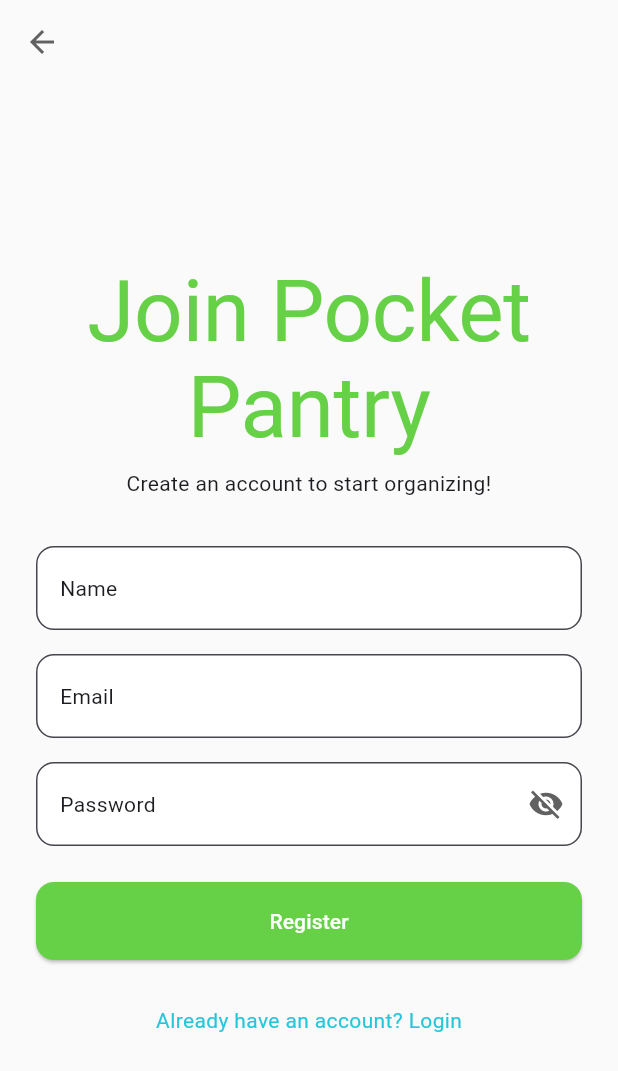
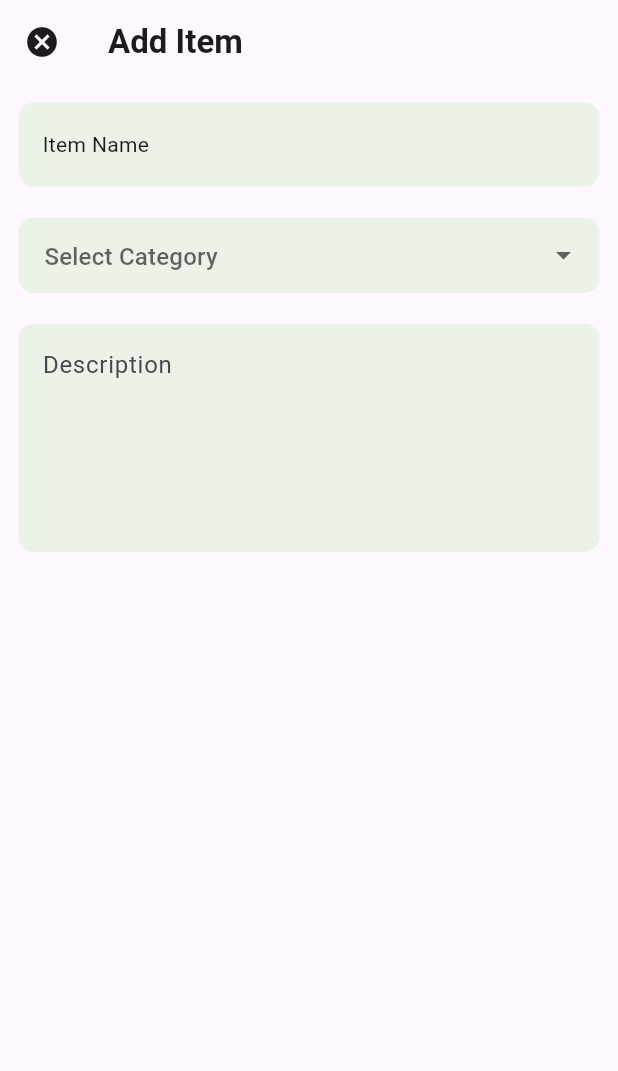
Before and after one commit to manthan-chauhan-17/pocket-pantry-frontend, a Flutter app: the screen it shows after launch, on a phone screen of 412 x 824 dp. Shown: the top 1071 px of the screen. Run offline on Flutter 3.47's test engine with Material 3 defaults, Android fonts, the phone set to English and light mode, and no system bars; our stand-ins replace bloc, dio, equatable, flutter_bloc, google_fonts, hive and 3 more; accounts and stored records are empty; generated files the repository leaves out were written again; network calls fail.

Commit message:
--stable-- add item screen

```diff
--- a/lib/colors.dart
+++ b/lib/colors.dart
@@ -14,7 +14,7 @@ class AppColors {
 
   // Light Theme
   static const Color lightBackground = Color(0xFFFAFAFA); // Near white
-  static const Color lightSurface = Color(0xFFFFFFFF); // True white
+  static const Color lightSurface = Color(0xFFEBF2E8); // True white
   static const Color lightText = Color(0xFF212121); // Deep black
   static const Color lightIcon = Color(0xFF616161); // Medium grey
 
--- /dev/null
+++ b/lib/feature/add_item/bloc/add_item_bloc.dart
@@ -0,0 +1,13 @@
+import 'package:flutter_bloc/flutter_bloc.dart';
+import 'package:pocket_pantry_frontend/feature/add_item/bloc/add_item_event.dart';
+import 'package:pocket_pantry_frontend/feature/add_item/bloc/add_item_state.dart';
+
+
+class DropDownBloc extends Bloc<DropDownEvent, DropDownState> {
+  DropDownBloc() : super(DropDownInitialState()) {
+    on<GetDropDownItemsEvent>(selectedItem);
+  }
+  selectedItem(GetDropDownItemsEvent event, Emitter<DropDownState> emit) {
+    emit(DropDownInitialState(selectedItem: event.item));
+  }
+}
--- /dev/null
+++ b/lib/feature/add_item/bloc/add_item_event.dart
@@ -0,0 +1,18 @@
+
+import 'package:equatable/equatable.dart';
+
+abstract class DropDownEvent extends Equatable {
+   @override
+  List<Object?> get props => [];
+}
+
+
+class GetDropDownItemsEvent extends DropDownEvent{
+  final String? item;
+
+  GetDropDownItemsEvent({this.item});
+
+  @override
+  List<Object?> get props => [item];
+
+}
--- /dev/null
+++ b/lib/feature/add_item/bloc/add_item_state.dart
@@ -0,0 +1,16 @@
+import 'package:equatable/equatable.dart';
+import 'package:flutter/services.dart';
+
+abstract class DropDownState extends Equatable {
+  @override
+  List<Object?> get props => [];
+}
+
+class DropDownInitialState extends DropDownState {
+  final String? selectedItem;
+
+  DropDownInitialState({this.selectedItem});
+
+  @override
+  List<Object?> get props => [selectedItem];
+}
--- /dev/null
+++ b/lib/feature/add_item/view/add_item.dart
@@ -0,0 +1,120 @@
+import 'package:flutter/material.dart';
+import 'package:flutter_bloc/flutter_bloc.dart';
+import 'package:pocket_pantry_frontend/colors.dart';
+import 'package:pocket_pantry_frontend/feature/add_item/bloc/add_item_bloc.dart';
+import 'package:pocket_pantry_frontend/feature/add_item/bloc/add_item_event.dart';
+import 'package:pocket_pantry_frontend/feature/add_item/bloc/add_item_state.dart';
+
+import 'package:pocket_pantry_frontend/responsive.dart';
+import 'package:pocket_pantry_frontend/widgets/custom_text_field.dart';
+
+class AddItemScreen extends StatefulWidget {
+  const AddItemScreen({super.key});
+
+  @override
+  State<AddItemScreen> createState() => _AddItemScreenState();
+}
+
+class _AddItemScreenState extends State<AddItemScreen> {
+  TextEditingController itemNameController = TextEditingController();
+  TextEditingController descriptionController = TextEditingController();
+  List<String> items = [
+    "Vegetables",
+    "Fruits",
+    "Dairy",
+    "Grains",
+    "Spices",
+    "Beverages",
+    "Snacks",
+    "Frozen",
+    "Others",
+  ];
+
+  @override
+  Widget build(BuildContext context) {
+    return Scaffold(
+      appBar: AppBar(
+        leading: IconButton(
+          icon: Icon(Icons.cancel),
+          onPressed: () => Navigator.pop(context),
+        ),
+        title: Text(
+          'Add Item',
+          style: TextStyle(fontWeight: FontWeight.bold),
+        ),
+      ),
+      body: BlocConsumer<DropDownBloc, DropDownState>(
+        listener: (context, state) => {},
+        builder: (context, state) {
+          String? selectedItem =
+              state is DropDownInitialState ? state.selectedItem : null;
+          return Column(
+            children: [
+              CustomTextField(
+                controller: itemNameController,
+                fieldType: FieldType.name,
+                labelText: 'Item Name',
+                validator: (value) {
+                  if (value == null || value.isEmpty) {
+                    return 'Please enter an item name';
+                  }
+                  return null;
+                },
+              ),
+              SizedBox(
+                height: 0.01 * getHeight(context),
+              ),
+              SizedBox(
+                width: 0.94 * getWidth(context),
+                child: DropdownButtonFormField(
+                  value: selectedItem,
+                  items: items
+                      .map((e) => DropdownMenuItem(
+                            value: e,
+                            child: Text(e),
+                          ))
+                      .toList(),
+                  onChanged: (value) {
+                    if (value != null) {
+                      context
+                          .read<DropDownBloc>()
+                          .add(GetDropDownItemsEvent(item: value));
+                    }
+                  },
+                  decoration: InputDecoration(
+                    hintText: selectedItem ?? 'Select Category',
+                    filled: true,
+                    fillColor: AppColors.lightSurface,
+                    contentPadding: EdgeInsets.all(16 * getResponsive(context)),
+                    border: OutlineInputBorder(
+                      borderRadius:
+                          BorderRadius.circular(12 * getResponsive(context)),
+                      borderSide: BorderSide.none,
+                    ),
+                  ),
+                  dropdownColor: AppColors.lightSurface,
+                ),
+              ),
+              SizedBox(
+                height: 0.01 * getHeight(context),
+              ),
+              CustomTextField(
+                hintText: "Description",
+                line: 5,
+                controller: descriptionController,
+                fieldType: FieldType.name,
+                validator: (value) {
+                  if (value == null || value.isEmpty) {
+                    return 'Please enter a description';
+                  }
+                  return null;
+                },
+              ),
+
+            ],
+          );
+        },
+      ),
+    );
+  }
+}
--- a/lib/main.dart
+++ b/lib/main.dart
@@ -1,11 +1,16 @@
 import 'package:flutter/material.dart';
 import 'package:hive/hive.dart';
 import 'package:hive_flutter/hive_flutter.dart';
+import 'package:pocket_pantry_frontend/feature/add_item/bloc/add_item_bloc.dart';
+
+import 'package:pocket_pantry_frontend/feature/add_item/view/add_item.dart';
 import 'package:pocket_pantry_frontend/feature/auth/bloc/auth_bloc.dart';
 import 'package:pocket_pantry_frontend/feature/home/bloc/item_bloc/item_bloc.dart';
 import 'package:pocket_pantry_frontend/feature/auth/view/register_screen.dart';
 import 'package:pocket_pantry_frontend/services/api_service/api/api.dart';
 import 'package:flutter_bloc/flutter_bloc.dart';
+
+
 
 void main() {
   Api.checkHealthApi();
@@ -26,12 +31,14 @@ class MyApp extends StatelessWidget {
         ),
         BlocProvider(
           create: (context) => ItemBloc(),
-        )
+        ),
+
+        BlocProvider(create: (context) => DropDownBloc()),
       ],
       child: MaterialApp(
         debugShowCheckedModeBanner: false,
         title: 'Pocket Pantry',
-        home: RegisterScreen(),
+        home: AddItemScreen(),
       ),
     );
   }
--- a/lib/widgets/custom_text_field.dart
+++ b/lib/widgets/custom_text_field.dart
@@ -1,20 +1,30 @@
 import 'package:flutter/material.dart';
 import 'package:pocket_pantry_frontend/colors.dart';
+import 'package:pocket_pantry_frontend/responsive.dart';
 
-enum FieldType { name, email, password }
+enum FieldType { name, email, password , description}
 
 class CustomTextField extends StatefulWidget {
   final TextEditingController controller;
   final FieldType fieldType;
-  final String labelText;
+  final String? labelText;
   final String? Function(String?) validator;
+  final IconData? suffixIcon;
+  final int? line;
+  final String? hintText;
+  final TextInputType? keyboardType;
 
-  const CustomTextField({
-    super.key,
+  const CustomTextField(
+      {super.key,
       required this.controller,
       required this.fieldType,
-    required this.labelText,
+      this.labelText,
       required this.validator,
+      this.suffixIcon,
+      this.line,
+      this.keyboardType,
+      this.hintText,
+
       });
 
   @override
@@ -29,38 +39,44 @@ class _CustomTextFieldState extends State<CustomTextField> {
     final textTheme = Theme.of(context).textTheme;
     // final isDark = Theme.of(context).brightness == Brightness.dark;
 
-    return TextFormField(
+    return Padding(
+      padding: EdgeInsets.all(15 * getResponsive(context)),
+      child: Container(
+        decoration: BoxDecoration(
+          borderRadius: BorderRadius.circular(12.0 *  getResponsive(context)),
+        ),
+        child: TextFormField(
           controller: widget.controller,
+          textAlign: TextAlign.start,
+          textAlignVertical:
+              TextAlignVertical.top, // 🔹 Start text from the top vertically
+          keyboardType: _getKeyboardType(), // 🔹 Allow multiline input
+          maxLines: null, // 🔹 Unlimited lines
+          minLines: widget.line ?? 1, // 🔹 Field height - start with 5 lines worth of space
+
           obscureText: widget.fieldType == FieldType.password && _obscureText,
-      keyboardType: _getKeyboardType(),
           decoration: InputDecoration(
+            hintText: widget.hintText ?? "",
             labelText: widget.labelText,
             labelStyle: textTheme.bodyMedium,
             border: OutlineInputBorder(
-          borderRadius: BorderRadius.circular(12.0),
+              borderSide: BorderSide.none,
+              borderRadius:
+                  BorderRadius.circular(12.0 * getResponsive(context)),
             ),
             focusedBorder: OutlineInputBorder(
               borderRadius: BorderRadius.circular(12.0),
-          borderSide: BorderSide(color: AppColors.primary),
+              borderSide: BorderSide.none,
             ),
             filled: true,
             fillColor: AppColors.lightSurface,
-        suffixIcon: widget.fieldType == FieldType.password
-            ? IconButton(
-                icon: Icon(
-                  _obscureText ? Icons.visibility_off : Icons.visibility,
-                  color: AppColors.lightIcon,
-                ),
-                onPressed: () {
-                  setState(() {
-                    _obscureText = !_obscureText;
-                  });
-                },
-              )
-            : null,
+            suffixIcon: _buildSuffixIcon(),
           ),
           validator: widget.validator,
+        ),
+      ),
     );
+
   }
 
   TextInputType _getKeyboardType() {
@@ -71,6 +87,29 @@ class _CustomTextFieldState extends State<CustomTextField> {
         return TextInputType.name;
       case FieldType.password:
         return TextInputType.visiblePassword;
+      case FieldType.description:
+        return TextInputType.multiline; // 🔹 For multiline description
+    }
+  }
+
+  Widget? _buildSuffixIcon() {
+    if (widget.fieldType == FieldType.password) {
+      return IconButton(
+        icon: Icon(
+          _obscureText ? Icons.visibility_off : Icons.visibility,
+          color: AppColors.lightIcon,
+        ),
+        onPressed: () {
+          setState(() {
+            _obscureText = !_obscureText;
+          });
+        },
+      );
+    } else if (widget.suffixIcon != null) {
+      // 💡 You can optionally pass a suffixIcon from the widget
+      return Icon(widget.suffixIcon, color: AppColors.lightIcon);
+    } else {
+      return null;
     }
   }
 }
```
Lines whose indentation alone changed are shown as unchanged.
